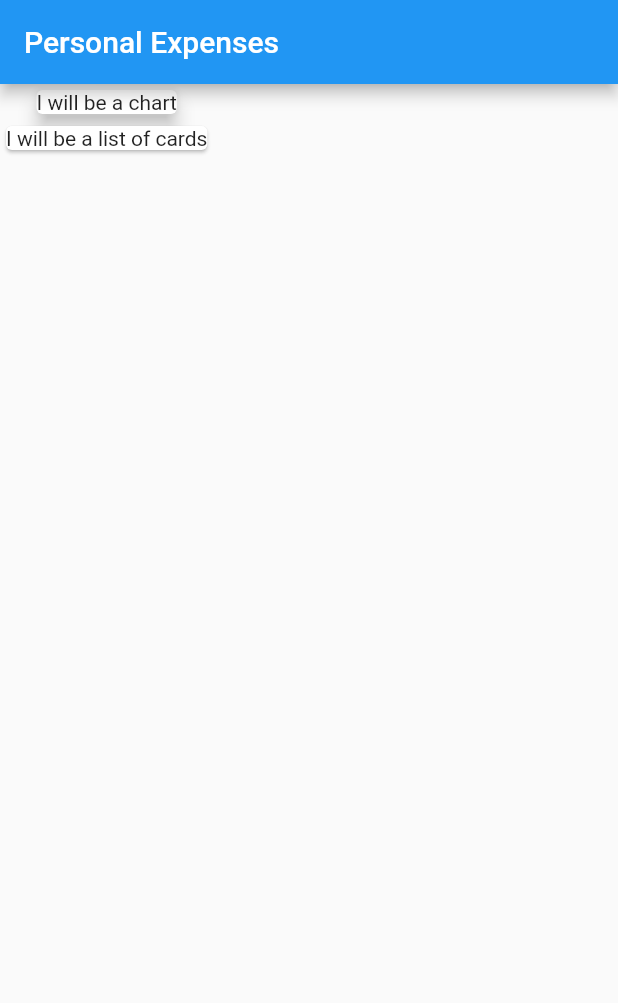
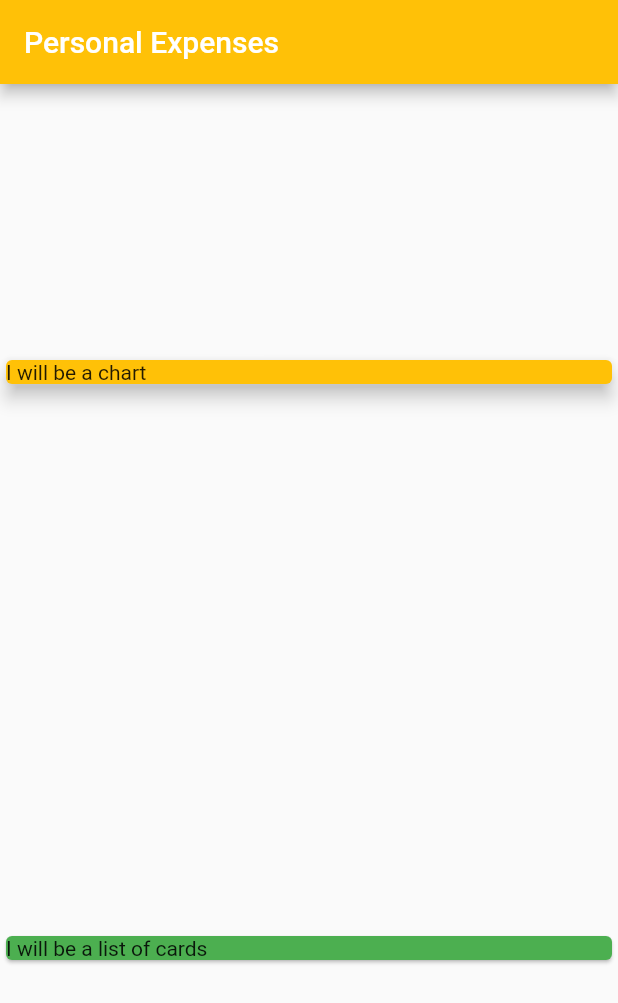
Before and after one commit to MockSock/personal_expenses, a Flutter app: the screen it shows after launch, on a phone screen of 412 x 824 dp. Shown: the top 1003 px of the screen. Run offline on Flutter 3.47's test engine with Material 2 defaults, Android fonts, the phone set to English and light mode, and no system bars.

Commit message:
styling to play with Column

```diff
--- a/lib/main.dart
+++ b/lib/main.dart
@@ -8,15 +8,23 @@ class HomePage extends StatelessWidget {
     return MaterialApp(
       home: Scaffold(
         appBar: AppBar(
+          backgroundColor: Colors.amber,
           title: const Text('Personal Expenses'),
         ),
         body: Column(
+          mainAxisAlignment: MainAxisAlignment.spaceAround,
+          crossAxisAlignment: CrossAxisAlignment.stretch,
           children: <Widget>[
             Card(
+              color: Colors.amber,
               elevation: 5,
-              child: Text('I will be a chart'),
+              child: Container(
+                width: double.infinity,
+                child: Text('I will be a chart'),
+              ),
             ),
             Card(
+              color: Colors.green,
               child: Text('I will be a list of cards'),
             )
           ],
```
